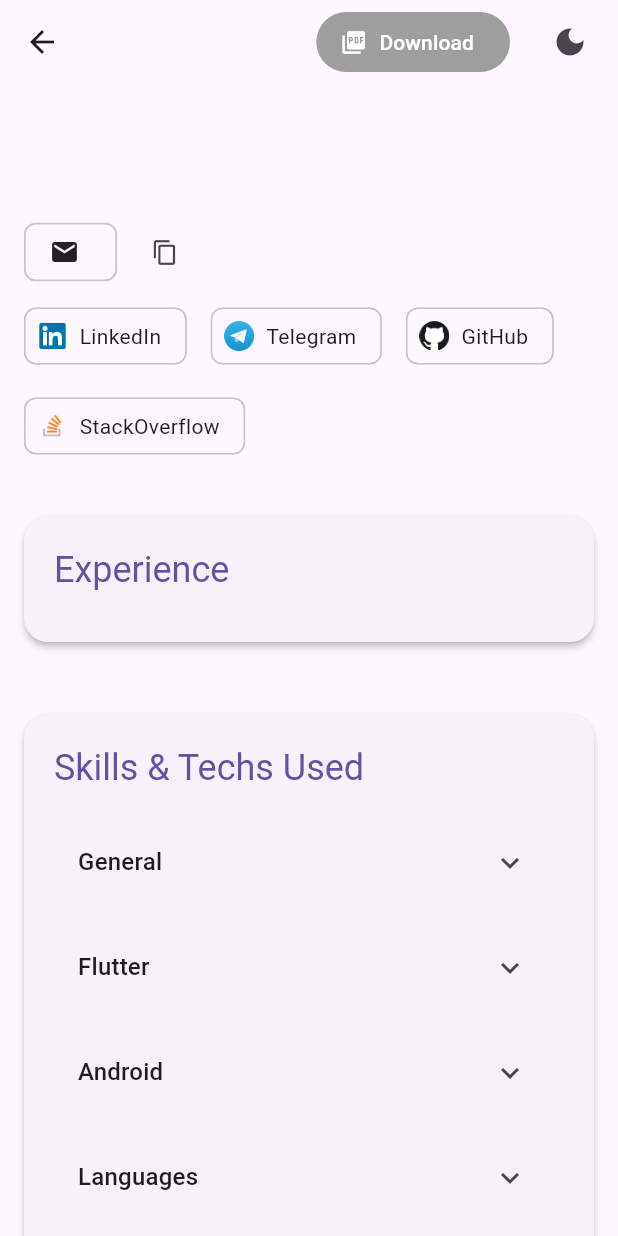
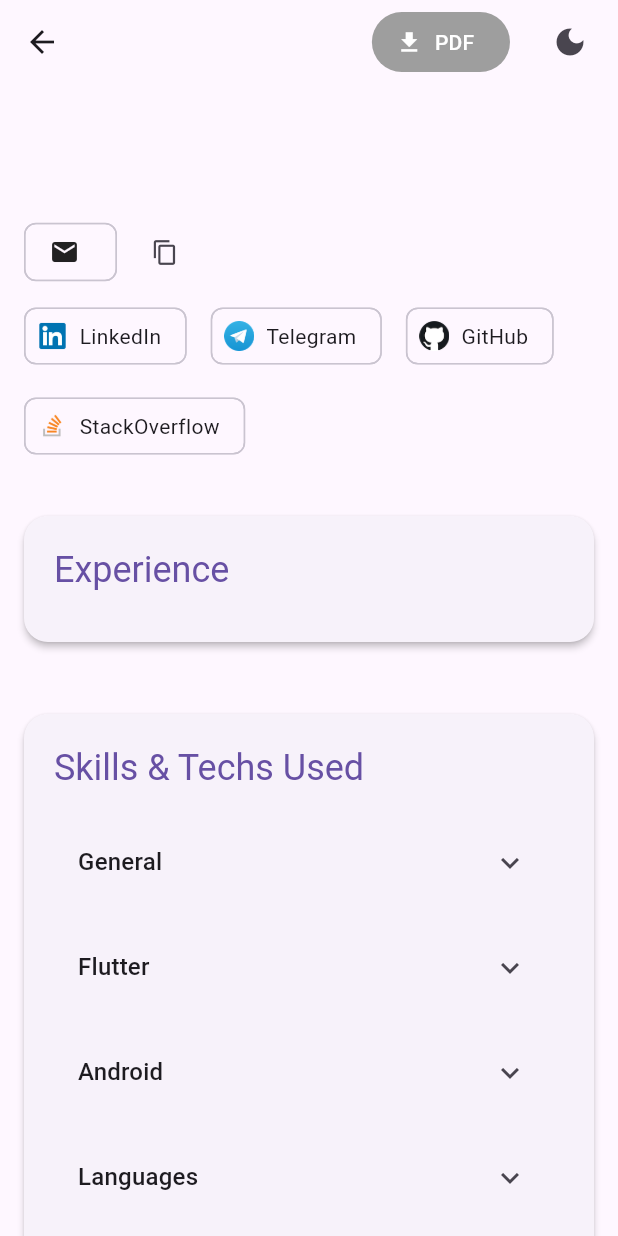
Before and after one commit to alex-marochko/flutter_cv, a Flutter app: the CvPage screen opened directly with empty values, on a phone screen of 412 x 824 dp. Run offline on Flutter 3.47's test engine with Material 3 defaults, Android fonts, the light colour scheme and no system bars; our stand-ins replace bloc, equatable, flutter_bloc, flutter_linkify, get_it, pdf and 2 more; missing offline and left inert: linkify, mosaic_cloud; network calls fail; statements that could not run were skipped.

Commit message:
refactor(ui): rename 'PDF Download' button, rename ui directory

```diff
--- a/lib/features/pdf/presentation/widgets/pdf_export_button.dart
+++ b/lib/features/pdf/presentation/widgets/pdf_export_button.dart
@@ -1,9 +1,9 @@
 import 'package:flutter/material.dart';
 import 'package:flutter_bloc/flutter_bloc.dart';
+import 'package:flutter_cv/features/cv/presentation/cubit/cv_cubit.dart';
 import 'package:flutter_cv/features/cv/presentation/cubit/cv_state.dart';
+import 'package:flutter_cv/features/pdf/data/pdf_generator_service.dart';
 import 'package:printing/printing.dart';
-import 'package:flutter_cv/features/cv/presentation/cubit/cv_cubit.dart';
-import 'package:flutter_cv/features/pdf/data/pdf_generator_service.dart';
 
 class PdfExportButton extends StatelessWidget {
   const PdfExportButton({super.key});
@@ -23,17 +23,25 @@ class PdfExportButton extends StatelessWidget {
                 return Colors.green;
               }),
             ),
-            icon: const Icon(Icons.picture_as_pdf, color: Colors.white),
-            label: const Text('Download', style: TextStyle(color: Colors.white),),
-            onPressed: (state is! CvLoaded)? null : () async {
-              final cv = state.cv;
-              final pdfData = await PdfGeneratorService().generateCvPdf(cv);
-              final filename = 'CV ${cv.nameEn} - ${cv.position}.pdf';
+            icon: const Icon(Icons.download, color: Colors.white),
+            label: const Text('PDF', style: TextStyle(color: Colors.white)),
+            onPressed:
+                (state is! CvLoaded)
+                    ? null
+                    : () async {
+                      final cv = state.cv;
+                      final pdfData = await PdfGeneratorService().generateCvPdf(
+                        cv,
+                      );
+                      final filename = 'CV ${cv.nameEn} - ${cv.position}.pdf';
 
-              await Printing.sharePdf(bytes: pdfData, filename: filename);
-            },
+                      await Printing.sharePdf(
+                        bytes: pdfData,
+                        filename: filename,
+                      );
+                    },
           );
-        }
+        },
       ),
     );
   }
```
Also changed, not shown: lib/features/loading/presentation/loading_screen.dart (renamed from lib/features/loading/ui/loading_screen.dart).
